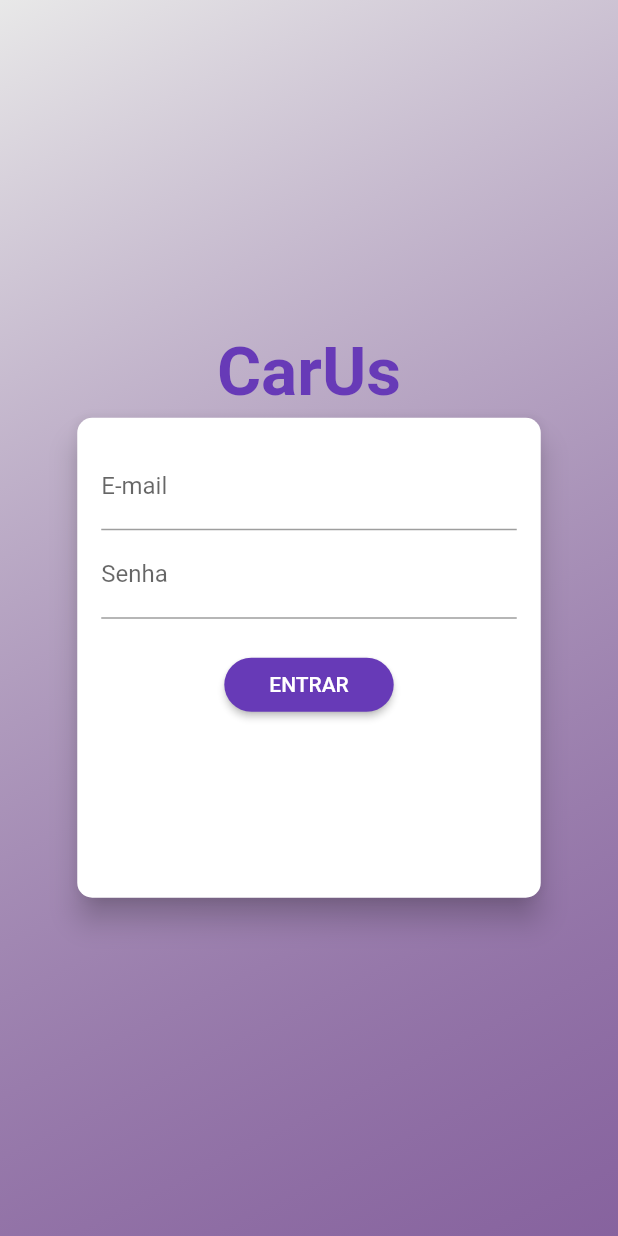
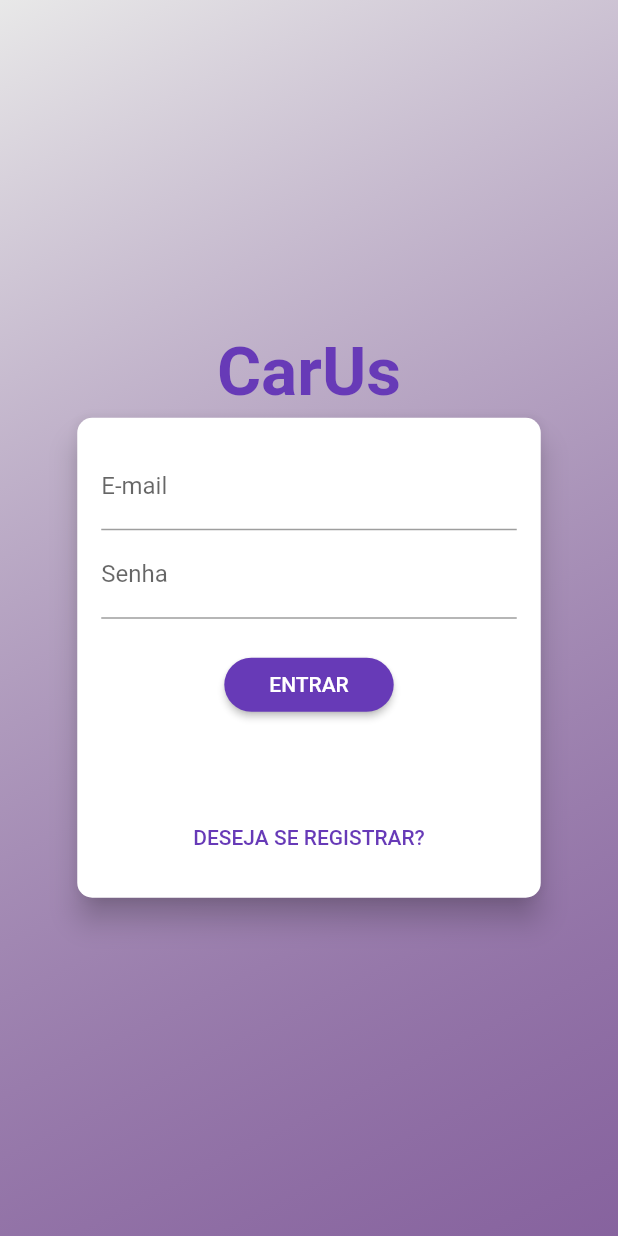
Before and after one commit to CarUs-CarRentals/app-demo, a Flutter app: the screen it shows after launch, on a phone screen of 412 x 824 dp. Run offline on Flutter 3.47's test engine with Material 2 defaults, Android fonts, the phone set to English and light mode, and no system bars.

Commit message:
refactor auth form

```diff
--- a/lib/components/auth_form.dart
+++ b/lib/components/auth_form.dart
@@ -12,11 +12,26 @@ class AuthForm extends StatefulWidget {
 
 class _AuthFormState extends State<AuthForm> {
   final _passwordController = TextEditingController();
+  final _formKey = GlobalKey<FormState>();
+  bool _isLoading = false;
   AuthMode _authMode = AuthMode.Login;
   Map<String, String> _authData = {
     'email': '',
     'password': '',
   };
+
+  bool _isLogin() => _authMode == AuthMode.Login;
+  bool _isSignup() => _authMode == AuthMode.Signup;
+
+  void _switchAuthMode() {
+    setState(() {
+      if (_isLogin()) {
+        _authMode = AuthMode.Signup;
+      } else {
+        _authMode = AuthMode.Login;
+      }
+    });
+  }
 
   void _submit() {
     Navigator.of(context).pushNamed(AppRoutes.HOME);
@@ -32,9 +47,10 @@ class _AuthFormState extends State<AuthForm> {
       ),
       child: Container(
         padding: const EdgeInsets.all(16),
-        height: 320,
+        height: _isLogin() ? 320 : 400,
         width: deviceSize.width * 0.75,
         child: Form(
+          key: _formKey,
           child: Column(
             children: [
               TextFormField(
@@ -62,13 +78,13 @@ class _AuthFormState extends State<AuthForm> {
                   return null;
                 },
               ),
-              if (_authMode == AuthMode.Signup)
+              if (_isSignup())
                 TextFormField(
-                  decoration: InputDecoration(labelText: 'Confirmar Senha'),
+                  decoration:
+                      const InputDecoration(labelText: 'Confirmar Senha'),
                   keyboardType: TextInputType.emailAddress,
                   obscureText: true,
-                  controller: _passwordController,
-                  validator: _authMode == AuthMode.Login
+                  validator: _isLogin()
                       ? null
                       : (_password) {
                           final password = _password ?? '';
@@ -79,10 +95,13 @@ class _AuthFormState extends State<AuthForm> {
                         },
                 ),
               SizedBox(height: 20),
+              if (_isLoading)
+                CircularProgressIndicator()
+              else
                 ElevatedButton(
                   onPressed: _submit,
                   child: Text(
-                  _authMode == AuthMode.Login ? 'ENTRAR' : 'REGISTRAR',
+                    _isLogin() ? 'ENTRAR' : 'REGISTRAR',
                   ),
                   style: ElevatedButton.styleFrom(
                     shape: RoundedRectangleBorder(
@@ -94,6 +113,13 @@ class _AuthFormState extends State<AuthForm> {
                     ),
                   ),
                 ),
+              const Spacer(),
+              TextButton(
+                onPressed: _switchAuthMode,
+                child: Text(
+                  _isLogin() ? 'DESEJA SE REGISTRAR?' : 'JÁ POSSUI CONTA',
+                ),
+              )
             ],
           ),
         ),
```
Lines whose indentation alone changed are shown as unchanged.
